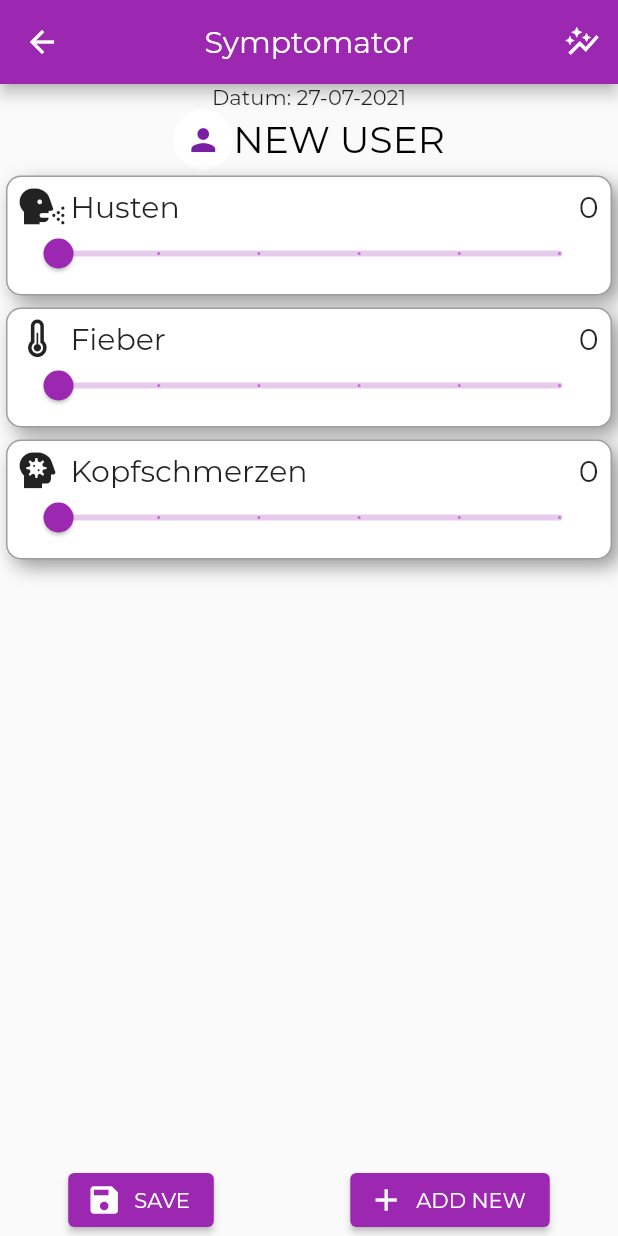
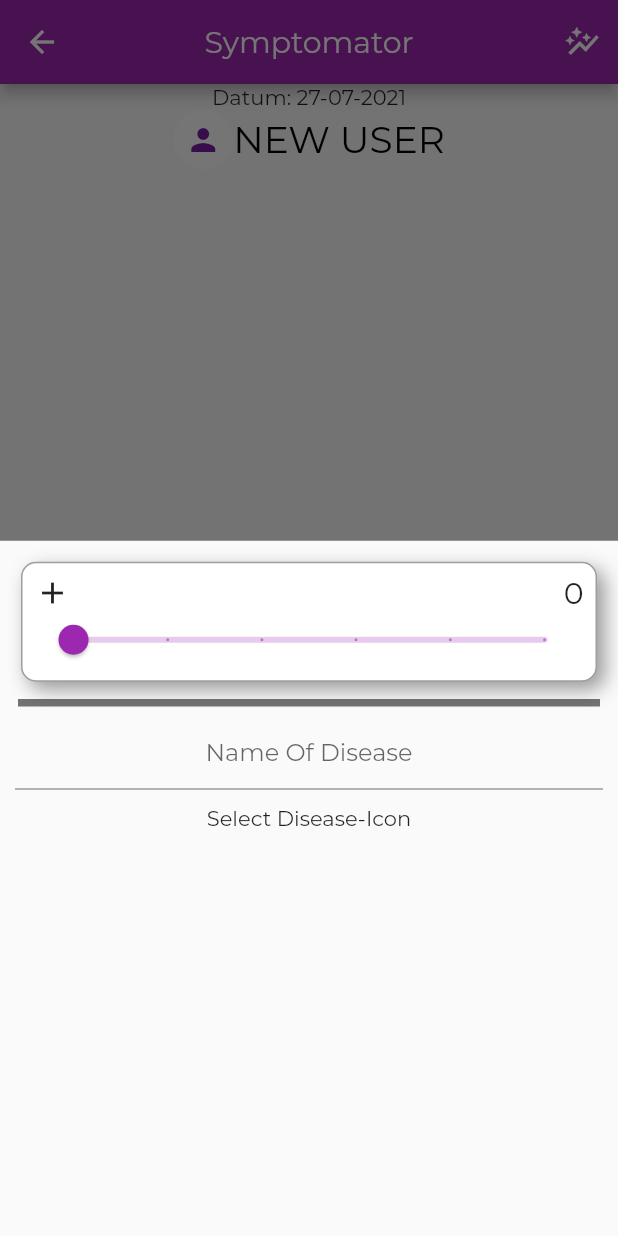
Before and after one commit to Zwennsch/Symptomator, a Flutter app: the MainScreen screen opened by its route, after a tap on "ADD NEW", on a phone screen of 412 x 824 dp. Run offline on Flutter 3.47's test engine with Material 2 defaults, Android fonts, the phone set to English and light mode, and no system bars; accounts and stored records are empty; project files that could hold a hidden picture were left out.

Commit message:
disease class updated, working on new add_disease_screen

```diff
--- a/lib/backend/disease.dart
+++ b/lib/backend/disease.dart
@@ -1 +1,8 @@
-class Disease {}
+import 'package:flutter/material.dart';
+
+class Disease {
+  final Icon icon;
+  final String name;
+
+  Disease(this.icon, this.name);
+}
--- a/lib/backend/user.dart
+++ b/lib/backend/user.dart
@@ -1,4 +1,5 @@
 import 'package:symptomator/backend/disease.dart';
+import 'package:symptomator/backend/user_entry.dart';
 
 class User {
   final String name1;
@@ -8,6 +9,7 @@
 
   final List<Disease> _diseases = [];
 
+  final List<UserEntry> _allEntries = [];
   User({required this.name1, required this.surName1});
   User.fromString(String userDetails)
       // ignore: prefer_initializing_formals
@@ -22,4 +24,5 @@
   String get surName => surName1;
   // TODO: this has to return an unmodifiable ListView
   List<Disease> get diseases => _diseases;
+  List<UserEntry> get allEntries => _allEntries;
 }
--- /dev/null
+++ b/lib/screens/add_disease_screen.dart
@@ -0,0 +1,49 @@
+
+import 'package:flutter/material.dart';
+import 'package:symptomator/backend/disease.dart';
+import 'package:symptomator/widgets/illness_card.dart';
+
+class AddDisease extends StatefulWidget {
+  const AddDisease({Key? key}) : super(key: key);
+
+  @override
+  _AddDiseaseState createState() => _AddDiseaseState();
+}
+
+class _AddDiseaseState extends State<AddDisease> {
+  @override
+  Widget build(BuildContext context) {
+    String _nameOfDisease = '';
+    final Icon _iconOfDisease = Icon(Icons.add);
+    return Container(
+      padding: const EdgeInsets.symmetric(horizontal: 10, vertical: 10),
+      child: Column(
+        children: [
+          IllnessCard(disease: Disease(_iconOfDisease, _nameOfDisease)),
+          const Divider(
+            color: Colors.black54,
+            height: 20,
+            thickness: 5,
+            indent: 2,
+            endIndent: 2,
+          ),
+          TextFormField(
+              textAlign: TextAlign.center,
+              decoration: const InputDecoration(
+                hintText: 'Name Of Disease',
+              ),
+              onChanged: (name) {
+                setState(() {
+                  _nameOfDisease = name;
+                });
+              }),
+          const SizedBox(height: 10),
+          const Text('Select Disease-Icon'),
+          Row(children: []),
+        ],
+      ),
+    );
+  }
+}
+
+// List<IconButton> icons ={IconButton(onPressed: onPressed, icon: icon)}
--- a/lib/screens/main_screen.dart
+++ b/lib/screens/main_screen.dart
@@ -2,6 +2,7 @@
 import 'package:symptomator/backend/disease.dart';
 import 'package:symptomator/backend/user.dart';
 import 'package:symptomator/my_flutter_app_icons.dart';
+import 'package:symptomator/screens/add_disease_screen.dart';
 import 'package:symptomator/styles/text_styles.dart';
 import 'package:intl/intl.dart';
 import 'package:symptomator/widgets/illness_card.dart';
@@ -53,17 +54,17 @@
           ),
           Expanded(
             child: ListView(
-              children: const [
+              children: [
                 // TODO: this should build the List of IllnessCards depending on the List<Disease>
-                IllnessCard(
-                    illnessIcon: Icon(MyFlutterApp.head_side_cough),
-                    illness: "Husten"),
-                IllnessCard(
-                    illnessIcon: Icon(MyFlutterApp.temperatire),
-                    illness: 'Fieber'),
-                IllnessCard(
-                    illnessIcon: Icon(MyFlutterApp2.head_side_virus),
-                    illness: "Kopfschmerzen"),
+                // IllnessCard(
+                //     illnessIcon: Icon(MyFlutterApp.head_side_cough),
+                //     illness: "Husten"),
+                // IllnessCard(
+                //     illnessIcon: Icon(MyFlutterApp.temperatire),
+                //     illness: 'Fieber'),
+                // IllnessCard(
+                //     illnessIcon: Icon(MyFlutterApp2.head_side_virus),
+                //     illness: "Kopfschmerzen"),
               ],
             ),
           ),
@@ -71,11 +72,13 @@
             mainAxisAlignment: MainAxisAlignment.spaceAround,
             children: [
               ElevatedButton.icon(
+                  // TODO: save entry to local storage
                   onPressed: () => print('SAVE'),
                   icon: const Icon(Icons.save),
                   label: const Text('SAVE')),
               ElevatedButton.icon(
-                  onPressed: () => print('Add Desease'),
+                  onPressed: () => showModalBottomSheet(
+                      context: context, builder: (context) => AddDisease()),
                   icon: const Icon(Icons.add),
                   label: const Text('ADD NEW')),
             ],
--- a/lib/screens/new_user_screen.dart
+++ b/lib/screens/new_user_screen.dart
@@ -36,9 +36,6 @@
               ),
               ElevatedButton(
                 onPressed: () {
-                  // User.createNewUser()
-                  print('$_surname ,  $_name');
-                  // Navigator.pushReplacementNamed(context, '/main');
                   Navigator.push(
                       context,
                       MaterialPageRoute(
--- a/lib/widgets/illness_card.dart
+++ b/lib/widgets/illness_card.dart
@@ -1,10 +1,10 @@
 import 'package:flutter/material.dart';
+import 'package:symptomator/backend/disease.dart';
 
 class IllnessCard extends StatefulWidget {
-  final Icon illnessIcon;
-  final String illness;
+  final Disease disease;
   const IllnessCard(
-      {Key? key, required this.illnessIcon, required this.illness})
+      {Key? key, required this.disease})
       : super(key: key);
 
   @override
@@ -34,19 +34,18 @@
       child: Column(
         children: [
           Row(
-            // mainAxisAlignment: MainAxisAlignment.spaceBetween,
             children: [
-              widget.illnessIcon,
+              widget.disease.icon,
               const SizedBox(
                 width: 10,
               ),
               Text(
-                widget.illness,
+                widget.disease.name,
                 style: const TextStyle(fontSize: 20),
               ),
               Expanded(
                   child: Text(
-                // TODO : Find a better word for 'Schwere'
+                // TODO : Find a better word for 'Schwere' => severity
                 '${rating.toInt()}',
                 textAlign: TextAlign.end,
                 style: const TextStyle(fontSize: 20),
```
